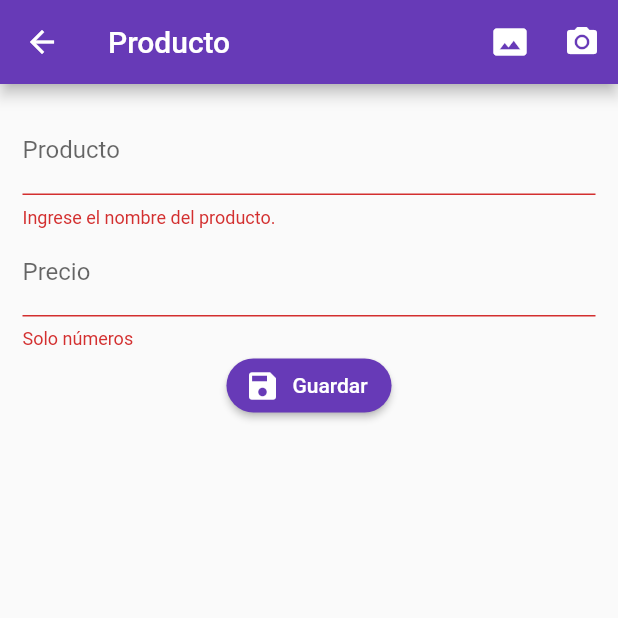
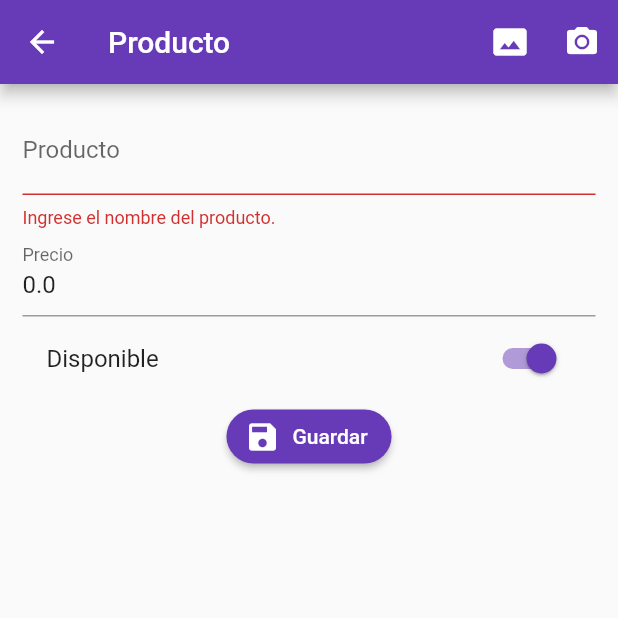
Before and after one commit to Asalmerontkd/formvalidation, a Flutter app: the ProductoPage screen opened by its route, after a tap on "Guardar", on a phone screen of 412 x 824 dp, the top half of it. Run offline on Flutter 3.47's test engine with Material 2 defaults, Android fonts, the phone set to English and light mode, and no system bars; our stand-ins replace rxdart.

```diff
--- /dev/null
+++ b/lib/src/models/producto_model.dart
@@ -0,0 +1,41 @@
+// To parse this JSON data, do
+//
+//     final productoModel = productoModelFromJson(jsonString);
+
+import 'dart:convert';
+
+ProductoModel productoModelFromJson(String str) => ProductoModel.fromJson(json.decode(str));
+
+String productoModelToJson(ProductoModel data) => json.encode(data.toJson());
+
+class ProductoModel {
+    ProductoModel({
+        this.id,
+        this.titulo = '',
+        this.valor = 0.0,
+        this.disponible = true,
+        this.fotoUrl,
+    });
+
+    String id;
+    String titulo;
+    double valor;
+    bool disponible;
+    String fotoUrl;
+
+    factory ProductoModel.fromJson(Map<String, dynamic> json) => ProductoModel(
+        id: json["id"],
+        titulo: json["titulo"],
+        valor: json["valor"].toDouble(),
+        disponible: json["disponible"],
+        fotoUrl: json["fotoUrl"],
+    );
+
+    Map<String, dynamic> toJson() => {
+        "id": id,
+        "titulo": titulo,
+        "valor": valor,
+        "disponible": disponible,
+        "fotoUrl": fotoUrl,
+    };
+}
--- a/lib/src/pages/producto_page.dart
+++ b/lib/src/pages/producto_page.dart
@@ -1,4 +1,5 @@
 import 'package:flutter/material.dart';
+import 'package:formvalidation/src/models/producto_model.dart';
 import 'package:formvalidation/src/utils/utils.dart' as utils;
 
 class ProductoPage extends StatefulWidget {
@@ -8,6 +9,7 @@ class ProductoPage extends StatefulWidget {
 
 class _ProductoPageState extends State<ProductoPage> {
   final formKey = GlobalKey<FormState>();
+  ProductoModel producto = new ProductoModel();
 
   @override
   Widget build(BuildContext context) {
@@ -34,6 +36,7 @@ class _ProductoPageState extends State<ProductoPage> {
               children: <Widget> [
                 _crearNombre(),
                 _crearPrecio(),
+                _crearDisponible(),
                 _crearBoton()
               ],
             )
@@ -45,10 +48,12 @@ class _ProductoPageState extends State<ProductoPage> {
 
   Widget _crearNombre() {
     return TextFormField(
+      initialValue: producto.titulo,
       textCapitalization: TextCapitalization.sentences,
       decoration: InputDecoration(
         labelText: 'Producto'
       ),
+      onSaved: (value) => producto.titulo = value,
       validator: ( valor ){
         if ( valor.length < 3 ){
           return 'Ingrese el nombre del producto.';
@@ -61,10 +66,12 @@ class _ProductoPageState extends State<ProductoPage> {
 
   Widget _crearPrecio() {
     return TextFormField(
+      initialValue: producto.valor.toString(),
       keyboardType: TextInputType.numberWithOptions(decimal: true),
       decoration: InputDecoration(
         labelText: 'Precio'
       ),
+      onSaved: (valor) => producto.valor = double.parse(valor),
       validator: ( valor ){
         if ( utils.isNumeric(valor) ){
           return null;
@@ -88,9 +95,25 @@ class _ProductoPageState extends State<ProductoPage> {
     );
   }
 
+  Widget _crearDisponible(){
+    return SwitchListTile(
+      value: producto.disponible,
+      title: Text('Disponible'),
+      activeColor: Colors.deepPurple,
+      onChanged: (value) => setState((){
+        producto.disponible = value;
+      }),
+    );
+  }
+
   void _submit(){
     if ( !formKey.currentState.validate() ) return;
+    formKey.currentState.save();
+
 
     print('TODO OK');
+    print( producto.titulo );
+    print( producto.valor.toString() );
+    print( producto.disponible );
   }
 }
```
